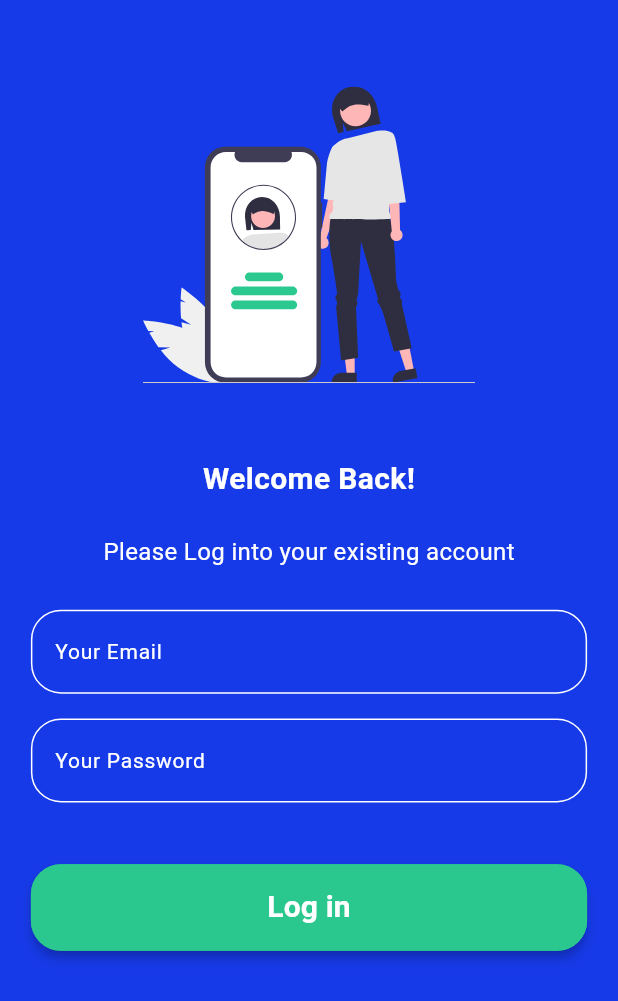
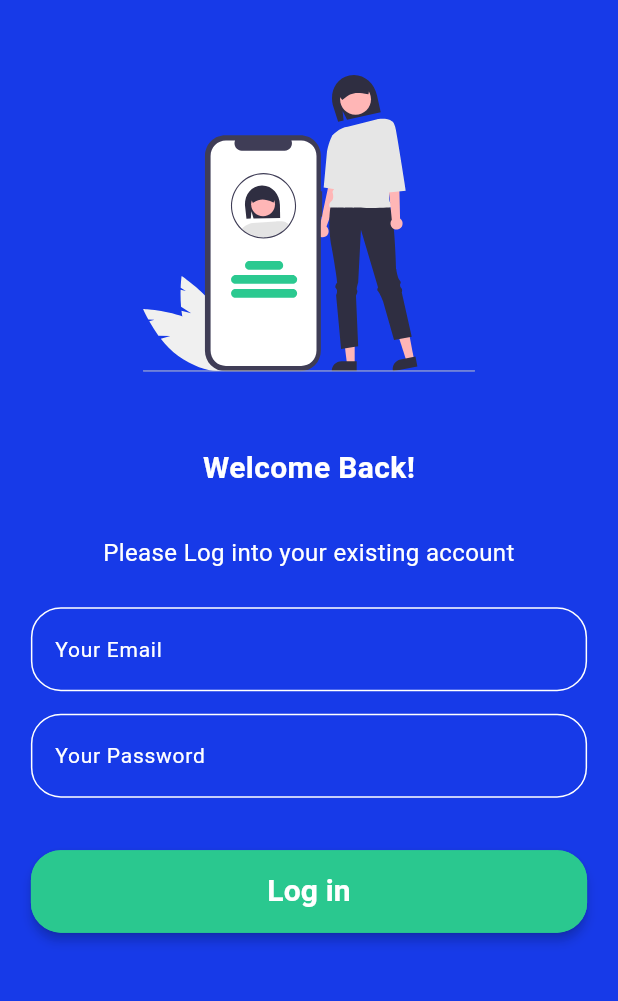
Before and after one commit to gautamrawat543/Responsive_Layout, a Flutter app: the screen it shows after launch, on a phone screen of 412 x 824 dp. Shown: the top 1001 px of the screen. Run offline on Flutter 3.47's test engine with Material 2 defaults, Android fonts, the light colour scheme and no system bars; our stand-ins replace flutter_svg; Roboto replaces fonts that are missing (Raleway).

Commit message:
responsivecomplete

```diff
--- a/lib/main.dart
+++ b/lib/main.dart
@@ -1,6 +1,5 @@
 import 'package:flutter/material.dart';
 import 'package:flutter_svg/flutter_svg.dart';
-//import something idk
 
 void main() {
   runApp(const MyApp());
@@ -11,6 +10,7 @@ class MyApp extends StatelessWidget {
   @override
   Widget build(BuildContext context) {
     return MaterialApp(
+      debugShowCheckedModeBanner: false,
       title: 'Flutter Demo',
       theme: ThemeData(
         colorScheme: ColorScheme.fromSeed(seedColor: Colors.deepPurple),
@@ -29,6 +29,10 @@ class MyHomePage extends StatefulWidget {
 }
 
 class _MyHomePageState extends State<MyHomePage> {
+  final TextEditingController emailController = TextEditingController();
+  GlobalKey<FormState> _formKey = GlobalKey();
+
+  String email = '';
   @override
   Widget build(BuildContext context) {
     final screenSize = MediaQuery.of(context).size;
@@ -43,17 +47,18 @@ class _MyHomePageState extends State<MyHomePage> {
           body: SingleChildScrollView(
             physics: BouncingScrollPhysics(),
             child: Container(
-              height: containerHeight,
+              height: 900,
               width: containerWidth,
               child: Column(
+                crossAxisAlignment: CrossAxisAlignment.center,
                 children: [
                   SizedBox(
-                    height: containerHeight * 0.07,
+                    height: 50,
                   ),
                   SvgPicture.asset('assets/profile.svg',
                       height: containerHeight * 0.24),
                   SizedBox(
-                    height: containerHeight * 0.06,
+                    height: 50,
                   ),
                   Text(
                     'Welcome Back!',
@@ -64,10 +69,11 @@ class _MyHomePageState extends State<MyHomePage> {
                       fontWeight: FontWeight.w700,
                     ),
                   ),
-                  SizedBox(
-                    height: containerHeight * 0.03,
-                  ),
-                  Flexible(
+                  SizedBox(height: 30),
+                  Align(
+                    alignment: Alignment.center,
+                    child: Container(
+                      width: containerWidth * 0.9,
                       child: Text(
                         'Please Log into your existing account',
                         style: TextStyle(
@@ -75,16 +81,20 @@ class _MyHomePageState extends State<MyHomePage> {
                           fontSize: 16,
                           fontFamily: 'Raleway',
                           fontWeight: FontWeight.w400,
-                        height: 0,
+                        ),
+                        textAlign: TextAlign.center,
                       ),
                     ),
                   ),
                   SizedBox(
-                    height: containerHeight * 0.035,
+                    height: 25,
                   ),
                   Container(
                     width: containerWidth * 0.9,
+                    child: Form(
+                      key: _formKey,
                       child: TextFormField(
+                        controller: emailController,
                         keyboardType: TextInputType.emailAddress,
                         cursorColor: const Color.fromRGBO(0, 0, 0, 1),
                         decoration: InputDecoration(
@@ -109,18 +119,19 @@ class _MyHomePageState extends State<MyHomePage> {
                         ),
                         validator: (value) {
                           if (value == null || value.isEmpty) {
-                          return null;
+                            return 'Enter Email';
                           } else if (!value.endsWith('@gmail.com') ||
                               !value.endsWith('.in')) {
                             return 'Please Enter Valid Email';
                           }
                           return null;
                         },
-                      // onChanged: (value) => email = value,
+                        onChanged: (value) => email = value,
+                      ),
                     ),
                   ),
                   SizedBox(
-                    height: containerHeight * 0.02,
+                    height: 15,
                   ),
                   Container(
                     width: containerWidth * 0.9,
@@ -151,13 +162,15 @@ class _MyHomePageState extends State<MyHomePage> {
                     ),
                   ),
                   SizedBox(
-                    height: containerHeight * 0.05,
+                    height: 35,
                   ),
                   Container(
                     width: containerWidth * 0.9,
-                    height: containerHeight * 0.07,
+                    height: 55,
                     child: ElevatedButton(
-                      onPressed: () {},
+                      onPressed: () {
+                        _formKey.currentState!.validate();
+                      },
                       style: ElevatedButton.styleFrom(
                         backgroundColor: const Color(0xFF2AC88F),
                         elevation: 3,
@@ -180,9 +193,6 @@ class _MyHomePageState extends State<MyHomePage> {
                       ),
                     ),
                   ),
-                  SizedBox(
-                    height: containerHeight * 0.02,
-                  ),
                 ],
               ),
             ),
```
Lines whose indentation alone changed are shown as unchanged.
